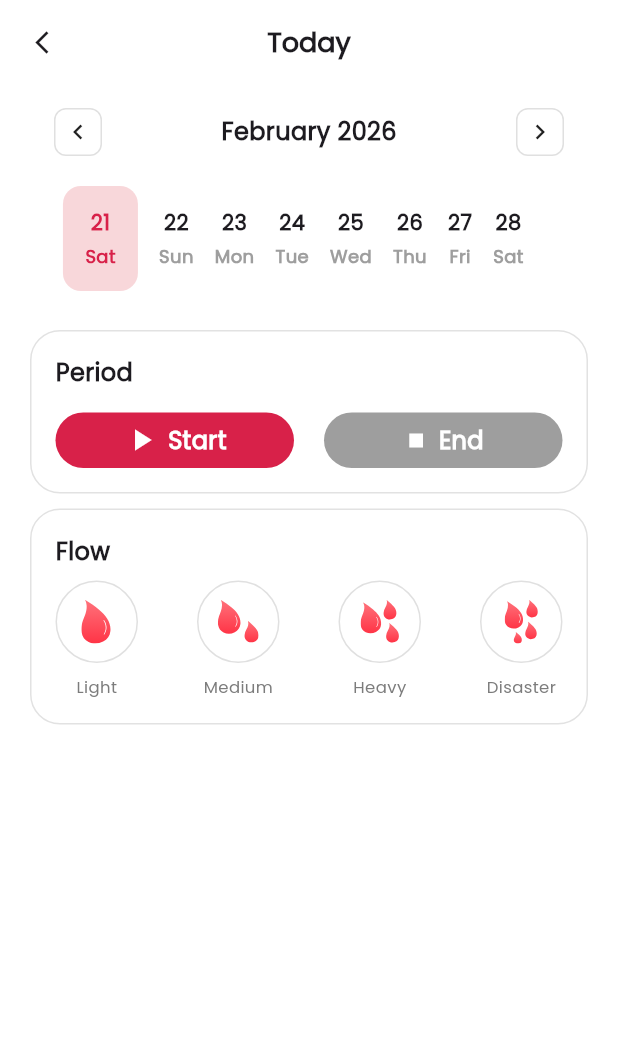
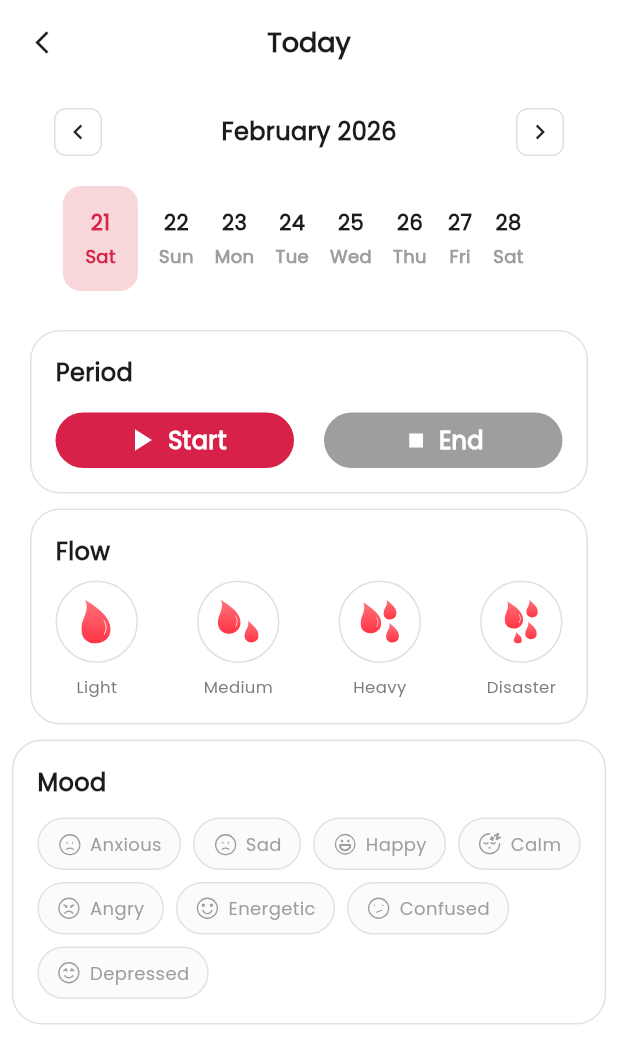
Before and after one commit to MuhammadHassan0184/Flora_Heart, a Flutter app: the TodayScreen screen opened by its route, on a phone screen of 412 x 824 dp. Shown: the top 1064 px of the screen. Run offline on Flutter 3.47's test engine with Material 3 defaults, Android fonts, the phone set to English and light mode, and no system bars; our stand-ins replace flutter_svg, get, google_fonts, wave.

Commit message:
today detail screen ui is in development..

```diff
--- /dev/null
+++ b/lib/View/Widgets/custom_chip.dart
@@ -0,0 +1,62 @@
+// ignore_for_file: deprecated_member_use
+
+import 'package:floraheart/config/Colors/colors.dart';
+import 'package:flutter/material.dart';
+import 'package:flutter_svg/svg.dart';
+
+class CustomSelectableChip extends StatelessWidget {
+  final String label;
+  final String iconPath;
+  final bool isSelected;
+  final VoidCallback onTap;
+
+  const CustomSelectableChip({
+    super.key,
+    required this.label,
+    required this.iconPath,
+    required this.isSelected,
+    required this.onTap,
+  });
+
+  @override
+  Widget build(BuildContext context) {
+    return GestureDetector(
+      onTap: onTap,
+      child: Container(
+        padding: const EdgeInsets.symmetric(horizontal: 12, vertical: 8),
+        decoration: BoxDecoration(
+          color: isSelected ? const Color(0xFFFBE8EA) : const Color(0xFFFBFBFB),
+          borderRadius: BorderRadius.circular(25),
+          border: Border.all(
+            color: isSelected
+                ? AppColors.primary
+                : AppColors.grey.withOpacity(0.2),
+          ),
+        ),
+        child: Row(
+          mainAxisSize: MainAxisSize.min,
+          children: [
+            SvgPicture.asset(
+              iconPath, // pass svg path instead of IconData
+              width: 16,
+              height: 16,
+              colorFilter: ColorFilter.mode(
+                isSelected ? AppColors.primary : Colors.grey,
+                BlendMode.srcIn,
+              ),
+            ),
+            SizedBox(width: 6),
+            Text(
+              label,
+              style: TextStyle(
+                fontSize: 12,
+                fontWeight: FontWeight.w500,
+                color: isSelected ? AppColors.primary : Colors.grey,
+              ),
+            ),
+          ],
+        ),
+      ),
+    );
+  }
+}
--- /dev/null
+++ b/lib/View/detail/cards/mood_section.dart
@@ -0,0 +1,66 @@
+// ignore_for_file: deprecated_member_use
+
+import 'package:floraheart/View/Widgets/custom_chip.dart';
+import 'package:flutter/material.dart';
+
+class MoodSection extends StatefulWidget {
+  const MoodSection({super.key});
+
+  @override
+  State<MoodSection> createState() => _MoodSectionState();
+}
+
+class _MoodSectionState extends State<MoodSection> {
+  String selectedMood = "";
+
+  final List<Map<String, dynamic>> moods = [
+    {"label": "Anxious", "icon": "assets/sad.svg",},
+    {"label": "Sad", "icon": "assets/sad.svg"},
+    {"label": "Happy", "icon": "assets/happy.svg"},
+    {"label": "Calm", "icon": "assets/calm.svg"},
+    {"label": "Angry", "icon": "assets/angry.svg"},
+    {"label": "Energetic", "icon": "assets/energetic.svg"},
+    {"label": "Confused", "icon": "assets/confused.svg"},
+    {"label": "Depressed", "icon": "assets/depressed.svg"},
+  ];
+
+  @override
+  Widget build(BuildContext context) {
+    return Container(
+      margin: const EdgeInsets.symmetric(horizontal: 0),
+      padding: const EdgeInsets.all(16),
+      decoration: BoxDecoration(
+        border: Border.all(color: Colors.grey.withOpacity(0.3)),
+        borderRadius: BorderRadius.circular(20),
+      ),
+      child: Column(
+        crossAxisAlignment: CrossAxisAlignment.start,
+        children: [
+          const Text(
+            "Mood",
+            style: TextStyle(fontSize: 16, fontWeight: FontWeight.bold),
+          ),
+          const SizedBox(height: 12),
+
+          /// Chips Grid
+          Wrap(
+            spacing: 8,
+            runSpacing: 8,
+            children: moods.map((mood) {
+              return CustomSelectableChip(
+                label: mood["label"],
+                iconPath: mood["icon"],
+                isSelected: selectedMood == mood["label"],
+                onTap: () {
+                  setState(() {
+                    selectedMood = mood["label"];
+                  });
+                },
+              );
+            }).toList(),
+          ),
+        ],
+      ),
+    );
+  }
+}
--- a/lib/View/Calendar/today_screen.dart
+++ b/lib/View/detail/today_screen.dart
@@ -1,6 +1,7 @@
 // ignore_for_file: deprecated_member_use
 
-import 'package:floraheart/View/Calendar/flow_select.dart';
+import 'package:floraheart/View/detail/cards/flow_select.dart';
+import 'package:floraheart/View/detail/cards/mood_section.dart';
 import 'package:floraheart/config/Colors/colors.dart';
 import 'package:flutter/material.dart';
 import 'package:intl/intl.dart';
@@ -254,6 +255,8 @@ class _TodayScreenState extends State<TodayScreen> {
               ],
             ),
           ),
+          SizedBox(height: 10),
+          MoodSection(),
         ],
       ),
     );
--- a/lib/config/Routes/routes.dart
+++ b/lib/config/Routes/routes.dart
@@ -2,7 +2,7 @@
 import 'package:floraheart/View/Auth/login_screen.dart';
 import 'package:floraheart/View/Auth/signup_screen.dart';
 import 'package:floraheart/View/Calendar/calendar_screen.dart';
-import 'package:floraheart/View/Calendar/today_screen.dart';
+import 'package:floraheart/View/detail/today_screen.dart';
 import 'package:floraheart/View/DashBoard/home_screen.dart';
 import 'package:floraheart/View/DashBoard/main_screen.dart';
 import 'package:floraheart/View/OnBoarding/Wrapper/onboarding_wrapper.dart';
```
Also changed, not shown: assets/angry.svg (added), assets/anxious.svg (added), assets/calm.svg (added), assets/confused.svg (added), assets/depressed.svg (added), assets/energetic.svg (added), assets/happy.svg (added), assets/sad.svg (added), lib/View/detail/cards/flow_select.dart (renamed from lib/View/Calendar/flow_select.dart).
